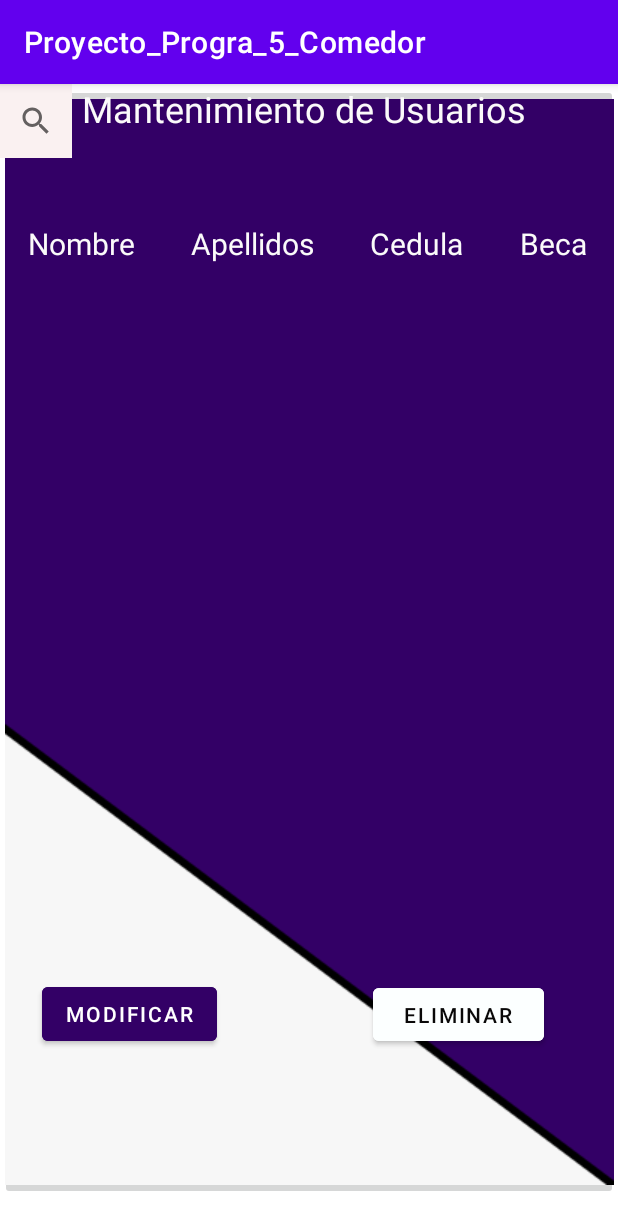
After one commit to walterguzmans/P-PV-COMEDOR, an Android app: the VentanaAdminUsuarios screen opened directly, with no data from a screen before it, on a phone screen of 412 x 824 dp. The commit adds this screen. Shown: the top 1230 px of the screen. Run offline under Robolectric (Android 15) with nearby library versions, the phone set to English and light mode, and no system bars.

Commit message:
FE mantenimiento usuarios listo

```diff
--- a/Code/Proyecto_Progra_5_Comedor/app/src/main/AndroidManifest.xml
+++ b/Code/Proyecto_Progra_5_Comedor/app/src/main/AndroidManifest.xml
@@ -13,6 +13,9 @@
         android:supportsRtl="true"
         android:theme="@style/Theme.Proyecto_Progra_5_Comedor"
         tools:targetApi="31">
+        <activity
+            android:name=".VentanaAdminUsuarios"
+            android:exported="false" />
         <activity
             android:name=".MenuAdmin"
             android:exported="false" />
--- a/Code/Proyecto_Progra_5_Comedor/app/src/main/java/com/example/proyecto_progra_5_comedor/MenuAdmin.java
+++ b/Code/Proyecto_Progra_5_Comedor/app/src/main/java/com/example/proyecto_progra_5_comedor/MenuAdmin.java
@@ -24,4 +24,9 @@ public class MenuAdmin extends AppCompatActivity {
         startActivity(intent);
     }
 
+    public void manteusuarios(View view){
+        Intent intent = new Intent(MenuAdmin.this,VentanaAdminUsuarios.class);
+        startActivity(intent);
+    }
+
 }
--- /dev/null
+++ b/Code/Proyecto_Progra_5_Comedor/app/src/main/java/com/example/proyecto_progra_5_comedor/VentanaAdminUsuarios.java
@@ -0,0 +1,14 @@
+package com.example.proyecto_progra_5_comedor;
+
+import androidx.appcompat.app.AppCompatActivity;
+
+import android.os.Bundle;
+
+public class VentanaAdminUsuarios extends AppCompatActivity {
+
+    @Override
+    protected void onCreate(Bundle savedInstanceState) {
+        super.onCreate(savedInstanceState);
+        setContentView(R.layout.activity_ventana_admin_usuarios);
+    }
+}
--- a/Code/Proyecto_Progra_5_Comedor/app/src/main/res/layout/activity_menu_admin.xml
+++ b/Code/Proyecto_Progra_5_Comedor/app/src/main/res/layout/activity_menu_admin.xml
@@ -44,8 +44,9 @@
             android:layout_height="wrap_content"
             android:layout_margin="10dp"
             android:backgroundTint="#FFFFFF"
-            android:textColor="#090808"
-            android:text="administrar usuarios" />
+            android:onClick="manteusuarios"
+            android:text="administrar usuarios"
+            android:textColor="#090808" />
 
         <Button
             android:id="@+id/btnscanner"
--- /dev/null
+++ b/Code/Proyecto_Progra_5_Comedor/app/src/main/res/layout/activity_ventana_admin_usuarios.xml
@@ -0,0 +1,128 @@
+<?xml version="1.0" encoding="utf-8"?>
+<androidx.constraintlayout.widget.ConstraintLayout xmlns:android="http://schemas.android.com/apk/res/android"
+    xmlns:app="http://schemas.android.com/apk/res-auto"
+    xmlns:tools="http://schemas.android.com/tools"
+    android:layout_width="match_parent"
+    android:layout_height="match_parent"
+    tools:context=".VentanaAdminUsuarios">
+
+    <ImageButton
+        android:id="@+id/imageButton4"
+        android:layout_width="wrap_content"
+        android:layout_height="wrap_content"
+        app:srcCompat="@drawable/fondo"
+        tools:layout_editor_absoluteX="1dp"
+        tools:layout_editor_absoluteY="0dp" />
+
+    <TextView
+        android:id="@+id/textView"
+        android:layout_width="wrap_content"
+        android:layout_height="wrap_content"
+        android:layout_marginStart="420dp"
+        android:layout_marginEnd="15dp"
+        android:text="Mantenimiento de Usuarios"
+        android:textColor="#FBFAFA"
+        android:textSize="24sp"
+        app:layout_constraintEnd_toStartOf="@+id/imageButton4"
+        app:layout_constraintStart_toStartOf="parent"
+        tools:layout_editor_absoluteY="34dp" />
+
+    <SearchView
+        android:layout_width="48dp"
+        android:layout_height="49dp"
+        android:background="#FAF1F1"
+        tools:layout_editor_absoluteY="72dp" />
+
+    <LinearLayout
+        android:layout_width="410dp"
+        android:layout_height="31dp"
+        android:layout_marginTop="60dp"
+        android:orientation="horizontal"
+        app:layout_constraintTop_toBottomOf="@+id/textView"
+        tools:layout_editor_absoluteX="0dp">
+
+        <TextView
+            android:id="@+id/textView2"
+            android:layout_width="wrap_content"
+            android:layout_height="wrap_content"
+            android:layout_weight="1"
+            android:gravity="center"
+            android:text="Nombre"
+            android:textColor="#FBFAFA"
+            android:textSize="20sp" />
+
+        <TextView
+            android:id="@+id/textView3"
+            android:layout_width="wrap_content"
+            android:layout_height="wrap_content"
+            android:layout_weight="1"
+            android:gravity="center"
+            android:text="Apellidos"
+            android:textColor="#FBFAFA"
+            android:textSize="20sp" />
+
+        <TextView
+            android:id="@+id/textView4"
+            android:layout_width="wrap_content"
+            android:layout_height="wrap_content"
+            android:layout_weight="1"
+            android:gravity="center"
+            android:text="Cedula"
+            android:textColor="#FBFAFA"
+            android:textSize="20sp" />
+
+        <TextView
+            android:id="@+id/textView5"
+            android:layout_width="wrap_content"
+            android:layout_height="wrap_content"
+            android:layout_weight="1"
+            android:gravity="center"
+            android:text="Beca"
+            android:textColor="#FBFAFA"
+            android:textSize="20sp" />
+    </LinearLayout>
+
+    <Button
+        android:id="@+id/btnmodificar"
+        android:layout_width="wrap_content"
+        android:layout_height="wrap_content"
+        android:layout_marginStart="200dp"
+        android:layout_marginEnd="-50dp"
+        android:layout_marginBottom="124dp"
+        android:backgroundTint="#330066"
+        android:text="Modificar"
+        app:layout_constraintBottom_toBottomOf="parent"
+        app:layout_constraintEnd_toStartOf="@+id/imageButton4"
+        app:layout_constraintHorizontal_bias="0.646"
+        app:layout_constraintStart_toStartOf="parent" />
+
+    <Button
+        android:id="@+id/btneliminar"
+        android:layout_width="114dp"
+        android:layout_height="47dp"
+        android:layout_marginStart="40dp"
+        android:layout_marginEnd="200dp"
+        android:layout_marginBottom="124dp"
+        android:backgroundTint="#FCFFFF"
+        android:text="Eliminar"
+        android:textColor="#090808"
+        app:layout_constraintBottom_toBottomOf="parent"
+        app:layout_constraintEnd_toEndOf="parent"
+        app:layout_constraintHorizontal_bias="0.574"
+        app:layout_constraintStart_toEndOf="@+id/imageButton4" />
+
+    <ListView
+        android:layout_width="404dp"
+        android:layout_height="328dp"
+        android:layout_marginStart="83dp"
+        android:layout_marginTop="300dp"
+        android:layout_marginEnd="2dp"
+        android:layout_marginBottom="2dp"
+        app:layout_constraintBottom_toTopOf="@+id/imageButton4"
+        app:layout_constraintEnd_toStartOf="@+id/imageButton4"
+        app:layout_constraintHorizontal_bias="0.546"
+        app:layout_constraintStart_toEndOf="@+id/imageButton4"
+        app:layout_constraintTop_toTopOf="parent"
+        app:layout_constraintVertical_bias="0.223" />
+
+</androidx.constraintlayout.widget.ConstraintLayout>
```
